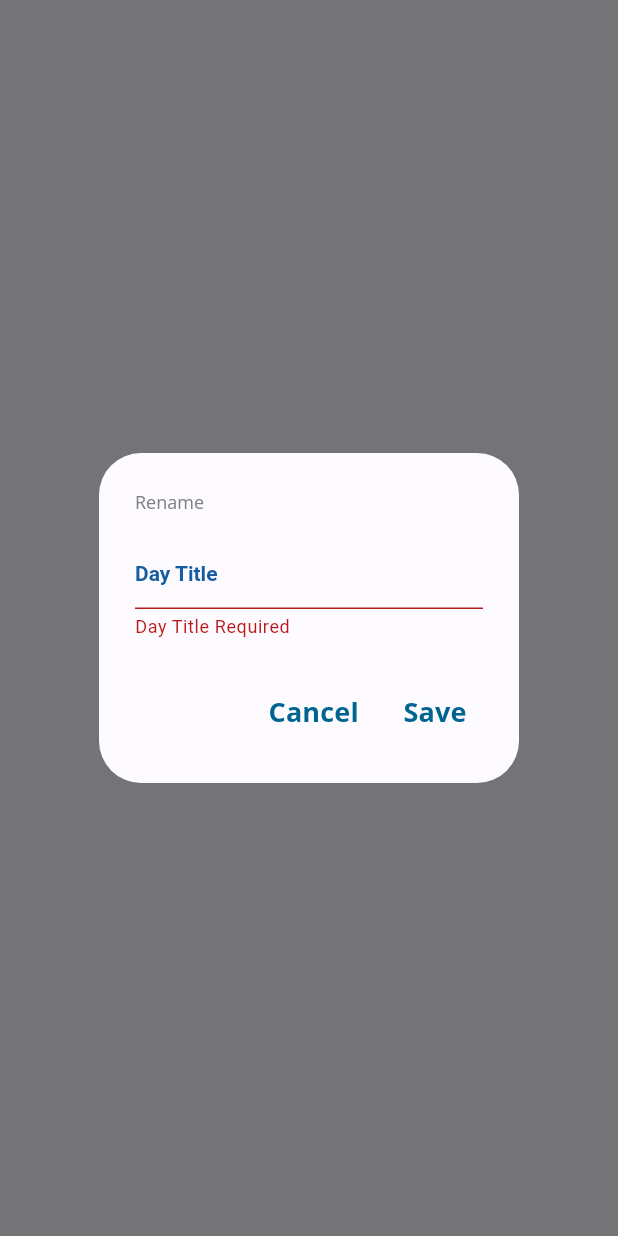
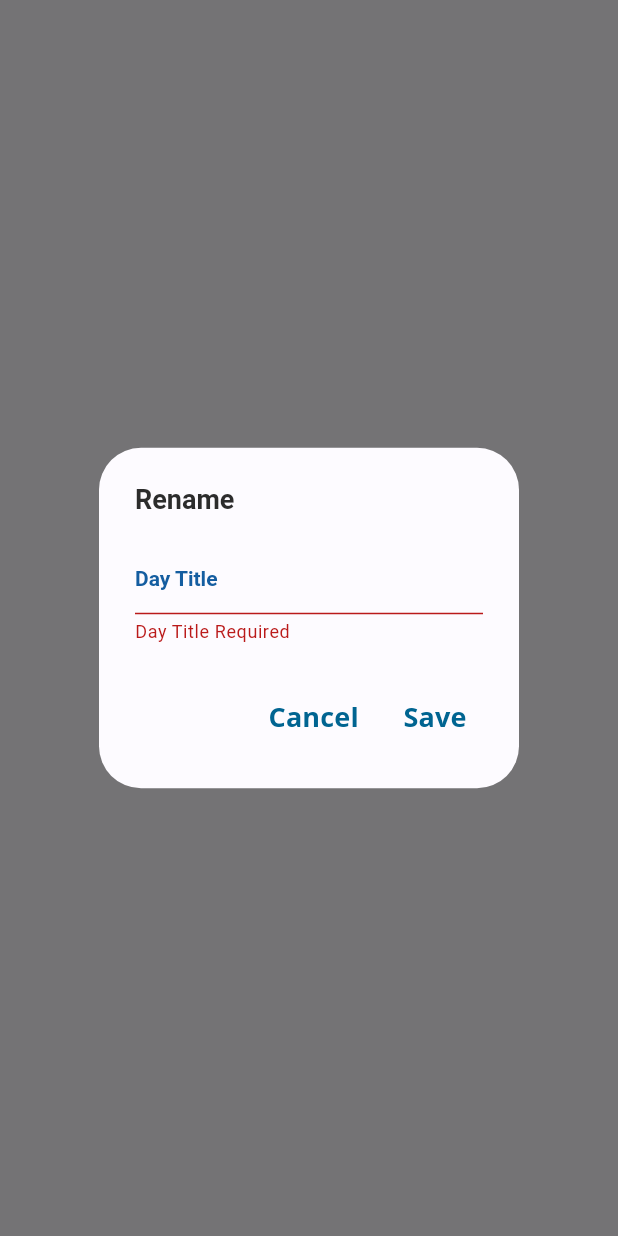
Before and after one commit to Keriw01/FitForge, a Flutter app: what showRenameDialog() shows on an empty page, opened directly with empty values, on a phone screen of 412 x 824 dp. Run offline on Flutter 3.47's test engine with Material 3 defaults, Android fonts, the phone set to English and light mode, and no system bars; our stand-ins replace auto_route, cached_network_image, cloud_firestore, copy_with_extension, equatable, firebase_auth and 12 more; missing offline and left inert: mobile_scanner; accounts and stored records are empty.

Commit message:
handle delete each day with dialog

```diff
--- a/lib/l10n/intl_en.arb
+++ b/lib/l10n/intl_en.arb
@@ -131,12 +131,12 @@
     "edit": "Edit",
     "delete": "Delete",
     "confirmDelete": "Confirm Delete",
-    "deleteConfirmationMessage": "The selected plan will be deleted.",
+    "deletePlanConfirmation": "The selected plan will be deleted.",
+    "deleteDayConfirmation": "The selected day will be deleted.",
     "planIsEmpty": "Plan is empty.",
     "addDayInfo": "Please add day to this routine.",
     "addDay": "Add a day",
     "lastPerformed": "Last performed: ",
-    "day": "Day",
     "renameDay": "Rename",
     "enterNewName": "Enter New Name",
     "dayTitle": "Day Title",
--- a/lib/l10n/intl_pl.arb
+++ b/lib/l10n/intl_pl.arb
@@ -132,11 +132,11 @@
     "delete": "Usuń",
     "confirmDelete": "Potwierdź usunięcie",
     "deleteConfirmationMessage": "Wybrany plan zostanie usunięty.",
+    "deleteDayConfirmation": "Wybrany dzień zostanie usunięty.",
     "planIsEmpty": "Plan jest pusty.",
     "addDayInfo": "Proszę dodaj dzień ćwiczeniowy.",
     "addDay": "Dodaj dzień",
     "lastPerformed": "Ostatnio wykonany: ",
-    "day": "Dzień",
     "renameDay": "Zmień nazwę",
     "enterNewName": "Wprowadź nową nazwę",
     "dayTitle": "Tytuł dnia",
--- a/lib/models/plan_day.dart
+++ b/lib/models/plan_day.dart
@@ -8,8 +8,7 @@ part 'plan_day.g.dart';
 class PlanDay with _$PlanDay {
   factory PlanDay({
     required String dayId,
-    required int dayNumber,
-    String? dayTitle,
+    required String dayTitle,
     List<DayExercise>? dayExercises,
   }) = _PlanDay;
 
--- a/lib/pages/workouts/widgets/workout_utils.dart
+++ b/lib/pages/workouts/widgets/workout_utils.dart
@@ -3,6 +3,7 @@ import 'package:fit_forge/models/plan.dart';
 import 'package:fit_forge/models/plan_day.dart';
 import 'package:fit_forge/pages/workouts/cubit/workouts_cubit.dart';
 import 'package:fit_forge/pages/workouts/widgets/bottom_sheet_content.dart';
+import 'package:fit_forge/utils/forms/inputs.dart';
 import 'package:flutter/material.dart';
 import 'package:flutter_bloc/flutter_bloc.dart';
 
@@ -40,21 +41,29 @@ void showRenameDialog(
   PlanDay day,
 ) {
   final cubit = context.read<WorkoutsCubit>();
+  cubit.setDayTitle(day.dayTitle);
 
   showDialog(
     context: context,
     builder: (BuildContext context) {
+      return BlocSelector<WorkoutsCubit, WorkoutsState, DayTitle>(
+        selector: (state) {
+          return state.dayTitle;
+        },
+        builder: (context, dayTitle) {
           return AlertDialog(
-        title: Text(S.of(context).renameDay),
+            title: Text(
+              S.of(context).renameDay,
+              style: Theme.of(context).textTheme.headlineLarge,
+            ),
             content: TextFormField(
-          initialValue: cubit.state.dayTitle.value,
+              initialValue: dayTitle.value,
               onChanged: (value) => cubit.setDayTitle(value),
               decoration: InputDecoration(
                 labelText: S.of(context).dayTitle,
                 labelStyle: Theme.of(context).textTheme.headlineMedium,
-            errorText: cubit.state.dayTitle.isNotValid
-                ? S.of(context).dayTitleRequired
-                : null,
+                errorText:
+                    dayTitle.isNotValid ? S.of(context).dayTitleRequired : null,
                 contentPadding: EdgeInsets.zero,
               ),
             ),
@@ -67,10 +76,51 @@ void showRenameDialog(
               ),
               TextButton(
                 onPressed: () {
+                  if (cubit.state.dayTitle.isValid) {
                     context.read<WorkoutsCubit>().saveRenamedDay(planId, day);
-              Navigator.of(context).pop();
+                  }
                 },
                 child: Text(S.of(context).save),
+              ),
+            ],
+          );
+        },
+      );
+    },
+  );
+}
+
+void confirmDelete(
+  BuildContext context,
+  Plan plan,
+  String deleteConfirmationMessage,
+  VoidCallback onDelete,
+) {
+  showDialog(
+    context: context,
+    builder: (context) {
+      return AlertDialog(
+        title: Text(
+          S.of(context).confirmDelete,
+          style: Theme.of(context).textTheme.headlineLarge,
+        ),
+        content: Text(
+          deleteConfirmationMessage,
+          style: Theme.of(context).textTheme.bodyMedium,
+        ),
+        actions: [
+          Row(
+            mainAxisAlignment: MainAxisAlignment.spaceBetween,
+            children: [
+              TextButton(
+                onPressed: () => Navigator.pop(context),
+                child: Text(S.of(context).cancel),
+              ),
+              TextButton(
+                onPressed: onDelete,
+                child: Text(S.of(context).delete),
+              ),
+            ],
           ),
         ],
       );
```
Also changed, not shown: lib/pages/workouts/cubit/workouts_cubit.dart (+24 -11 lines), lib/pages/workouts/widgets/current_plan_view.dart (+13 -10 lines), lib/pages/workouts/widgets/my_plans_view.dart (+9 -37 lines), lib/repositories/firestore_workouts_repository.dart (+15 -11 lines), lib/generated/intl/messages_en.dart, lib/generated/intl/messages_pl.dart, lib/generated/l10n.dart, lib/models/plan_day.freezed.dart, lib/models/plan_day.g.dart. Lines whose indentation alone changed are shown as unchanged.
